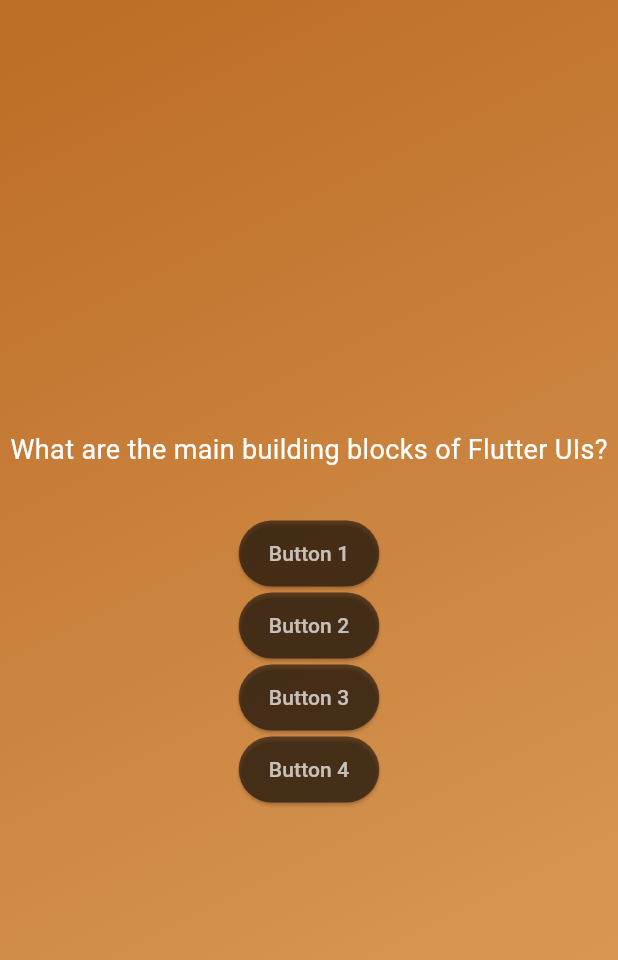
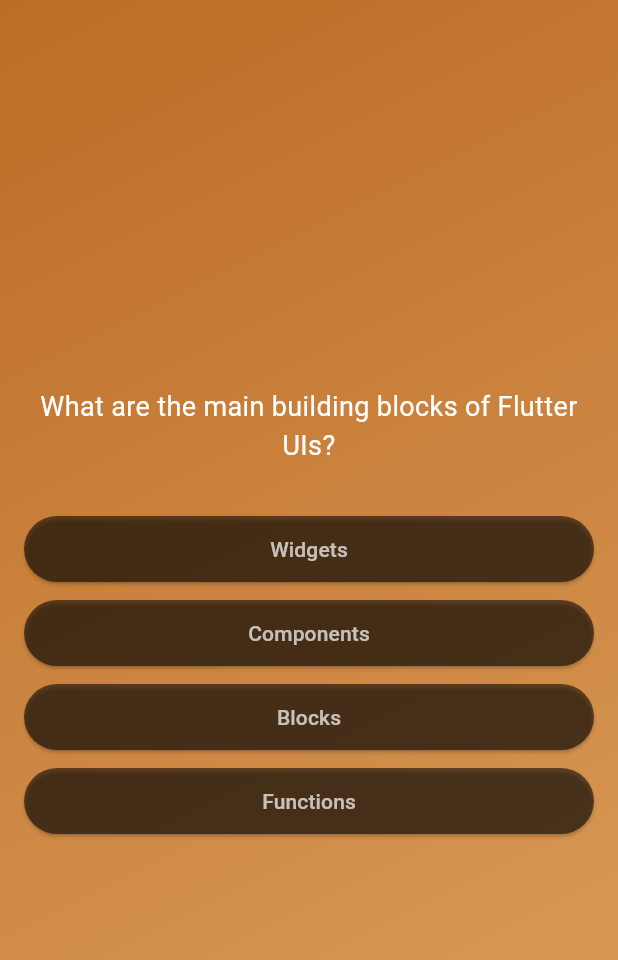
Before and after one commit to M9heb/quiz_app, a Flutter app: the screen it shows after launch, after a tap on "Start the Quiz!", on a phone screen of 412 x 824 dp. Shown: the top 960 px of the screen. Run offline on Flutter 3.47's test engine with Material 3 defaults, Android fonts, the phone set to English and light mode, and no system bars.

Commit message:
answer buttons updated

```diff
--- a/lib/questions_screen.dart
+++ b/lib/questions_screen.dart
@@ -17,8 +17,11 @@ class _QuestionsScreenState extends State<QuestionsScreen> {
 
     return SizedBox(
         width: double.infinity,
+        child: Container(
+          margin: const EdgeInsets.symmetric(horizontal: 16),
           child: Column(
             mainAxisAlignment: MainAxisAlignment.center,
+            crossAxisAlignment: CrossAxisAlignment.stretch,
             children: [
               Text(
                 currentQuestion.question,
@@ -26,13 +29,22 @@ class _QuestionsScreenState extends State<QuestionsScreen> {
                   color: Colors.white,
                   fontSize: 18,
                 ),
+                textAlign: TextAlign.center,
               ),
               SizedBox(height: 32),
-            AnswerButton("Button 1", () {}),
-            AnswerButton("Button 2", () {}),
-            AnswerButton("Button 3", () {}),
-            AnswerButton("Button 4", () {}),
+              ...currentQuestion.answers.map((answer) {
+                return Column(
+                  crossAxisAlignment: CrossAxisAlignment.stretch,
+                  children: [
+                    AnswerButton(answer, () {}),
+                    SizedBox(
+                      height: 8,
+                    )
                   ],
+                );
+              }),
+            ],
+          ),
         ));
   }
 }
```
Lines whose indentation alone changed are shown as unchanged.
